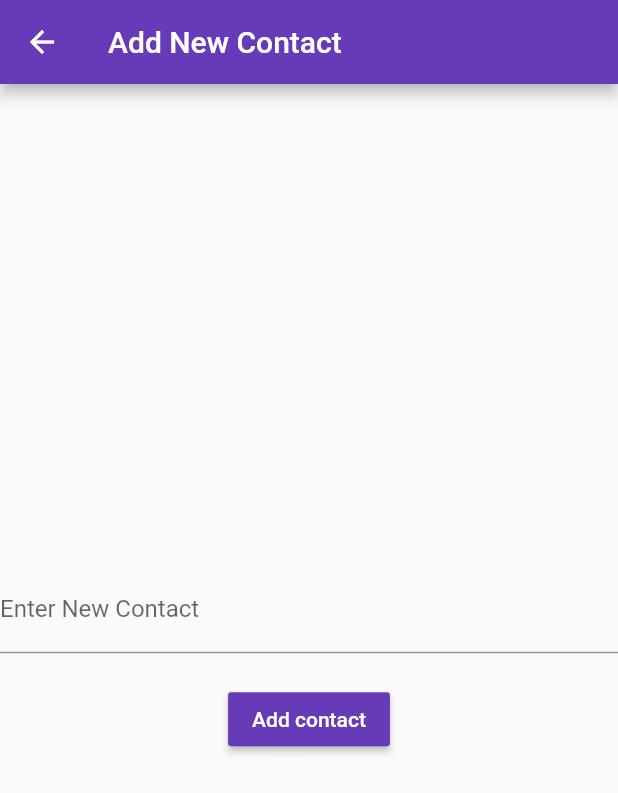
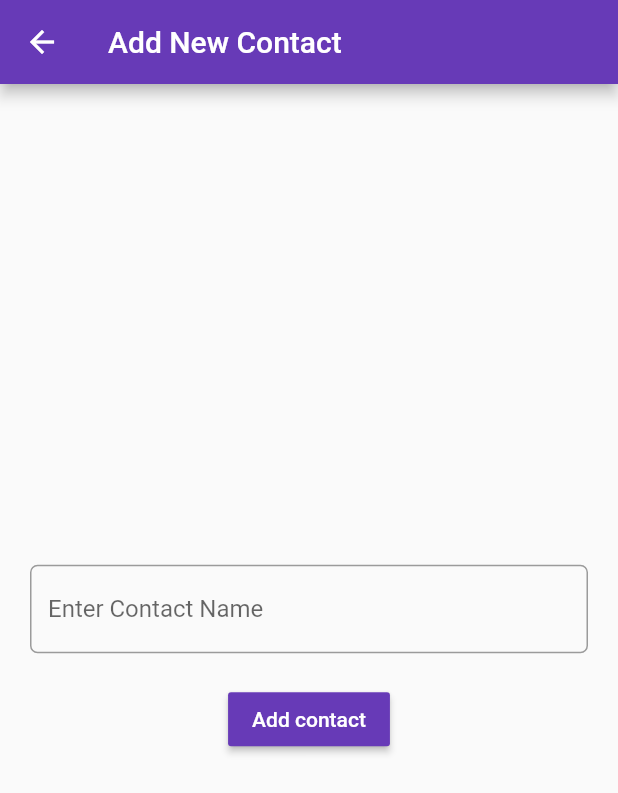
Before and after one commit to awisa-cpu/Contact-Book, a Flutter app: the NewContactView screen opened by its route, on a phone screen of 412 x 824 dp. Shown: the top 793 px of the screen. Run offline on Flutter 3.47's test engine with Material 2 defaults, Android fonts, the phone set to English and light mode, and no system bars.

Commit message:
added a border to textfield and more decoration

```diff
--- a/lib/screens/new_contact_view.dart
+++ b/lib/screens/new_contact_view.dart
@@ -31,12 +31,20 @@ class _NewContactViewState extends State<NewContactView> {
       appBar: AppBar(
         title: const Text('Add New Contact'),
       ),
-      body: Column(
+      body: Padding(
+        padding: const EdgeInsets.symmetric(horizontal: 20),
+        child: Column(
           mainAxisAlignment: MainAxisAlignment.center,
           children: [
             TextField(
               controller: nameController,
-            decoration: const InputDecoration(label: Text('Enter New Contact')),
+              decoration: InputDecoration(
+                label: const Text('Enter Contact Name'),
+                border: OutlineInputBorder(
+                  borderRadius: BorderRadius.circular(5),
+                  borderSide: const BorderSide(width: 2),
+                ),
+              ),
             ),
             const SizedBox(
               height: 20,
@@ -45,7 +53,8 @@ class _NewContactViewState extends State<NewContactView> {
               color: Colors.deepPurple,
               onPressed: () {
                 final Contact newContact = Contact(name: nameController.text);
-              ContactBook.singleton().addToContactList(newContact: newContact);
+                ContactBook.singleton()
+                    .addToContactList(newContact: newContact);
                 Navigator.of(context).pop();
               },
               child: const Text(
@@ -55,6 +64,7 @@ class _NewContactViewState extends State<NewContactView> {
             )
           ],
         ),
+      ),
     );
   }
 }
```
Lines whose indentation alone changed are shown as unchanged.
